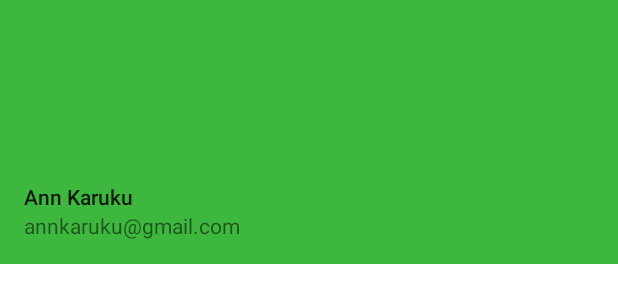
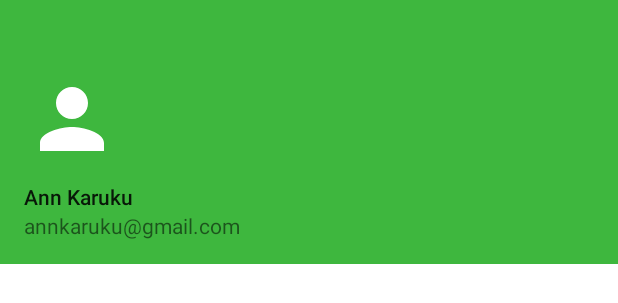
Before and after one commit to Ann-Karuku/ewayKollect, an Android app: the layout nav_header.xml on its own in the app's theme, with its tools: preview values and no code run, on a phone screen of 412 x 824 dp. Shown: the top 303 px of the screen. Run offline under Robolectric (Android 15) with nearby library versions, the phone set to English and light mode, and no system bars.

Commit message:
Added glide implementation dependency for image loading.

```diff
--- a/app/build.gradle
+++ b/app/build.gradle
@@ -52,4 +52,6 @@ dependencies {
     implementation "androidx.navigation:navigation-fragment-ktx:2.5.3"
     implementation "androidx.navigation:navigation-ui-ktx:2.5.3"
 
+    implementation 'com.github.bumptech.glide:glide:3.8.0'
+
 }
--- a/app/src/main/java/com/example/ewaykollect/MainActivity.kt
+++ b/app/src/main/java/com/example/ewaykollect/MainActivity.kt
@@ -13,6 +13,7 @@ import androidx.core.net.toUri
 import androidx.core.splashscreen.SplashScreen.Companion.installSplashScreen
 import androidx.core.view.GravityCompat
 import androidx.drawerlayout.widget.DrawerLayout
+import com.bumptech.glide.Glide
 import com.google.android.material.navigation.NavigationView
 import com.google.firebase.auth.FirebaseAuth
 import com.google.firebase.auth.ktx.auth
@@ -69,9 +70,7 @@ class MainActivity : AppCompatActivity() , NavigationView.OnNavigationItemSelect
         var mail=headerview.findViewById<TextView>(R.id.nav_email)
         mail.setText(email)
         var dispImage=headerview.findViewById<ImageView>(R.id.nav_image)
-        if (displayImage != null) {
-            dispImage.setImageURI(displayImage.toUri())
-        }
+        Glide.with(this).load(displayImage).into(dispImage)
 
 
     }
--- a/app/src/main/java/com/example/ewaykollect/UserLogin.kt
+++ b/app/src/main/java/com/example/ewaykollect/UserLogin.kt
@@ -180,7 +180,7 @@ class UserLogin : AppCompatActivity() {
                 val intent= Intent(this , MainActivity::class.java)
                 intent.putExtra("email" , account.email)
                 intent.putExtra("name" , account.displayName)
-                intent.putExtra("image" ,account.photoUrl)
+                intent.putExtra("image" ,account.photoUrl.toString())
                 startActivity(intent)
             }else{
                 Toast.makeText(this, it.exception.toString() , Toast.LENGTH_SHORT).show()
@@ -203,6 +203,7 @@ class UserLogin : AppCompatActivity() {
                 .addOnCompleteListener(this) { task ->
                     if (task.isSuccessful) {
                         // Sign in success, update UI with the signed-in user's information
+                        intent.putExtra("email" , email)
                         val intent2 = Intent(this, MainActivity::class.java)
                         startActivity(intent2)
                     } else {
--- a/app/src/main/res/layout/nav_header.xml
+++ b/app/src/main/res/layout/nav_header.xml
@@ -12,7 +12,7 @@
         android:layout_width="64dp"
         android:layout_height="64dp"
         android:contentDescription="Navigation header"
-        android:srcCompact="@drawable/ic_profile"
+        android:src="@drawable/ic_profile"
         />
     <TextView
         android:id="@+id/nav_name"
```
